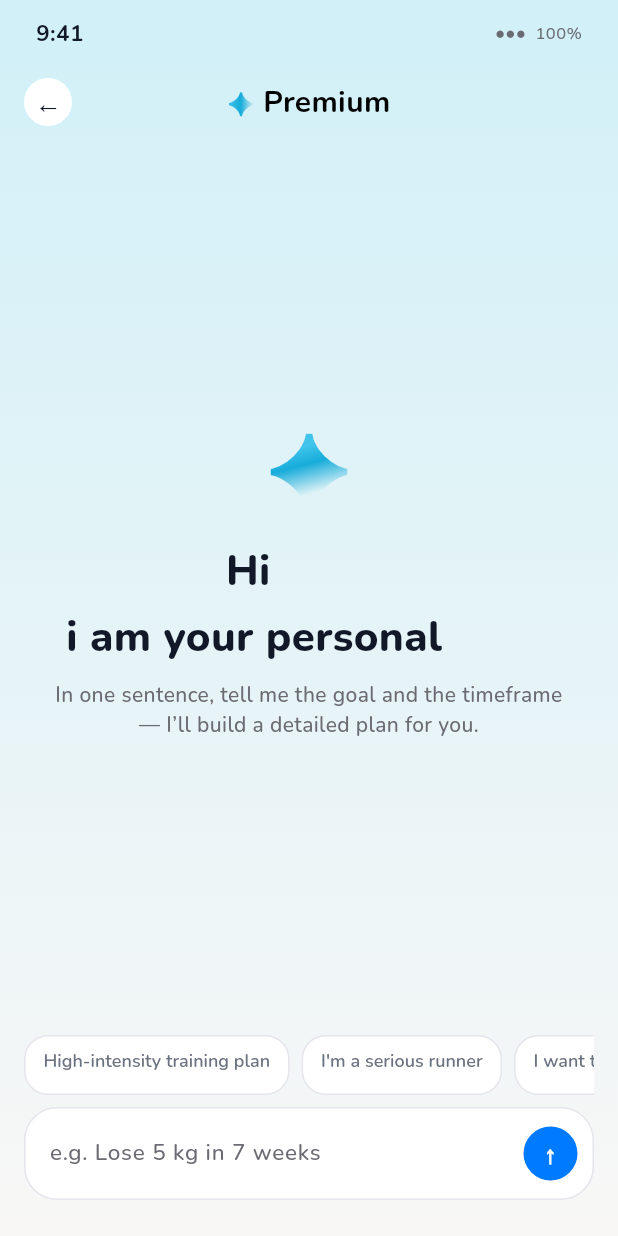
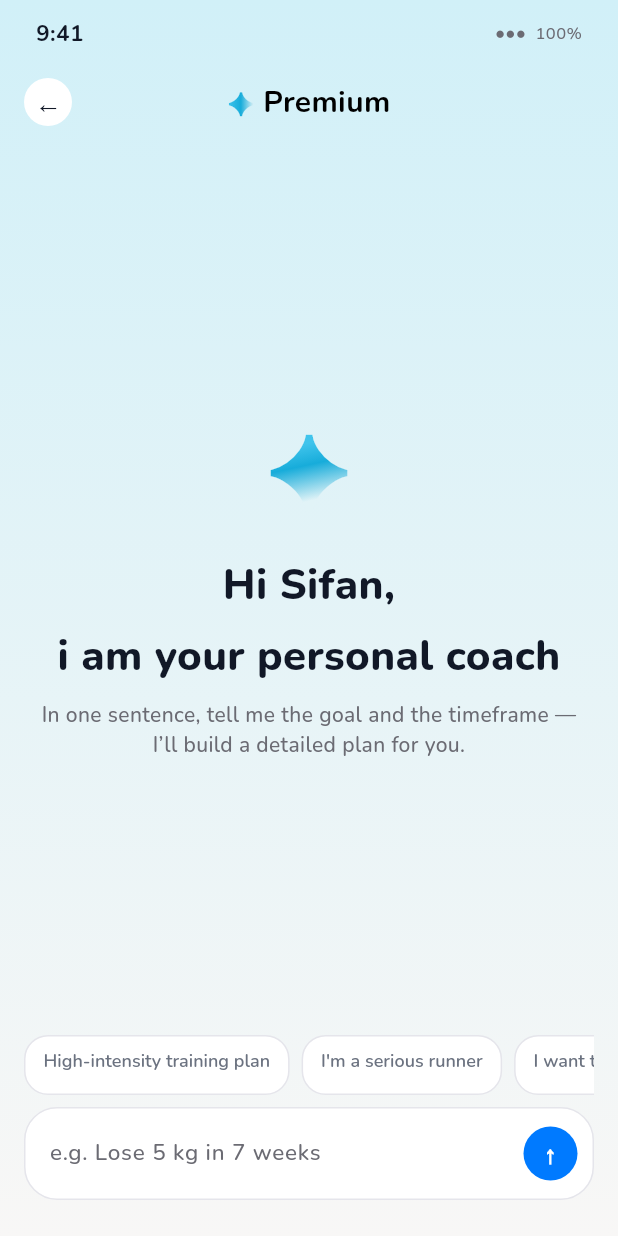
Before and after one commit to 446500261psf/portfolio, a Flutter app: the screen it shows after launch, on a phone screen of 412 x 824 dp. Run offline on Flutter 3.47's test engine with Material 3 defaults, Android fonts, the phone set to English and light mode, and no system bars; our stand-ins replace google_fonts.

Commit message:
fix(flutter): stop clipping Meet typewriter text
Replace fixed-width Figma clip (111/324) with character reveal so
"Hi Sifan," and "i am your personal coach" fully show with Nunito.

Co-authored-by: 446500261psf <446500261psf@users.noreply.github.com>

```diff
--- a/apps/health_shell/lib/coach/ai_plan_coach_meet.dart
+++ b/apps/health_shell/lib/coach/ai_plan_coach_meet.dart
@@ -107,14 +107,20 @@ class _AiPlanCoachMeetPageState extends State<AiPlanCoachMeetPage>
                             ? Offset.zero
                             : const Offset(0, -0.06),
                         child: Padding(
-                          padding: const EdgeInsets.symmetric(horizontal: 28),
+                          padding: const EdgeInsets.symmetric(horizontal: 20),
                           child: Column(
                             mainAxisAlignment: MainAxisAlignment.center,
                             children: [
+                              // Extra vertical room so star tips / glyph descenders aren't clipped.
+                              const SizedBox(height: 8),
                               Opacity(
                                 opacity: star,
                                 child: Transform.translate(
                                   offset: Offset(0, 28 * (1 - star)),
+                                  child: Padding(
+                                    padding: const EdgeInsets.symmetric(
+                                      vertical: 8,
+                                    ),
                                     child: ShaderMask(
                                       blendMode: BlendMode.srcIn,
                                       shaderCallback: (bounds) =>
@@ -133,36 +139,35 @@ class _AiPlanCoachMeetPageState extends State<AiPlanCoachMeetPage>
                                         style: GoogleFonts.inter(
                                           fontSize: 64,
                                           fontWeight: FontWeight.w600,
-                                        height: 1,
+                                          height: 1.2,
                                         ),
                                       ),
                                     ),
                                   ),
                                 ),
-                              const SizedBox(height: 24),
-                              _TypeClip(
+                              ),
+                              const SizedBox(height: 16),
+                              _TypeReveal(
                                 text: 'Hi Sifan,',
                                 progress: hi,
                                 visible: t >= _hiStart,
-                                maxWidth: 111,
                                 style: GoogleFonts.nunito(
                                   fontSize: 28,
                                   fontWeight: FontWeight.w800,
                                   color: const Color(0xFF111827),
-                                  height: 1.15,
+                                  height: 1.25,
                                 ),
                               ),
                               const SizedBox(height: 12),
-                              _TypeClip(
+                              _TypeReveal(
                                 text: 'i am your personal coach',
                                 progress: coach,
                                 visible: t >= _coachStart,
-                                maxWidth: 324,
                                 style: GoogleFonts.nunito(
                                   fontSize: 28,
                                   fontWeight: FontWeight.w800,
                                   color: const Color(0xFF111827),
-                                  height: 1.15,
+                                  height: 1.25,
                                 ),
                               ),
                               const SizedBox(height: 12),
@@ -175,13 +180,14 @@ class _AiPlanCoachMeetPageState extends State<AiPlanCoachMeetPage>
                                     textAlign: TextAlign.center,
                                     style: GoogleFonts.nunito(
                                       fontSize: 14,
-                                      height: 20 / 14,
+                                      height: 1.45,
                                       fontWeight: FontWeight.w500,
                                       color: const Color(0xFF6B6B73),
                                     ),
                                   ),
                                 ),
                               ),
+                              const SizedBox(height: 8),
                             ],
                           ),
                         ),
@@ -321,36 +327,37 @@ class _TopBar extends StatelessWidget {
   }
 }
 
-class _TypeClip extends StatelessWidget {
-  const _TypeClip({
+/// Character reveal typewriter — avoids fixed Figma widths that clip
+/// when the runtime font (Nunito) is wider than SF Compact Rounded.
+class _TypeReveal extends StatelessWidget {
+  const _TypeReveal({
     required this.text,
     required this.progress,
     required this.visible,
-    required this.maxWidth,
     required this.style,
   });
 
   final String text;
   final double progress;
   final bool visible;
-  final double maxWidth;
   final TextStyle style;
 
   @override
   Widget build(BuildContext context) {
+    final count = visible
+        ? math.max(1, (text.length * progress.clamp(0.0, 1.0)).ceil())
+        : 0;
+    final shown = visible ? text.substring(0, count.clamp(0, text.length)) : '';
+
     return Opacity(
       opacity: visible ? 1 : 0,
-      child: Align(
-        alignment: Alignment.center,
-        child: ClipRect(
-          child: Align(
-            alignment: Alignment.centerLeft,
-            widthFactor: math.max(0.01, progress),
       child: SizedBox(
-              width: maxWidth,
-              child: Text(text, style: style, maxLines: 1, overflow: TextOverflow.clip),
-            ),
-          ),
+        width: double.infinity,
+        child: Text(
+          shown.isEmpty ? ' ' : shown,
+          textAlign: TextAlign.center,
+          softWrap: true,
+          style: style,
         ),
       ),
     );
```
Lines whose indentation alone changed are shown as unchanged.
